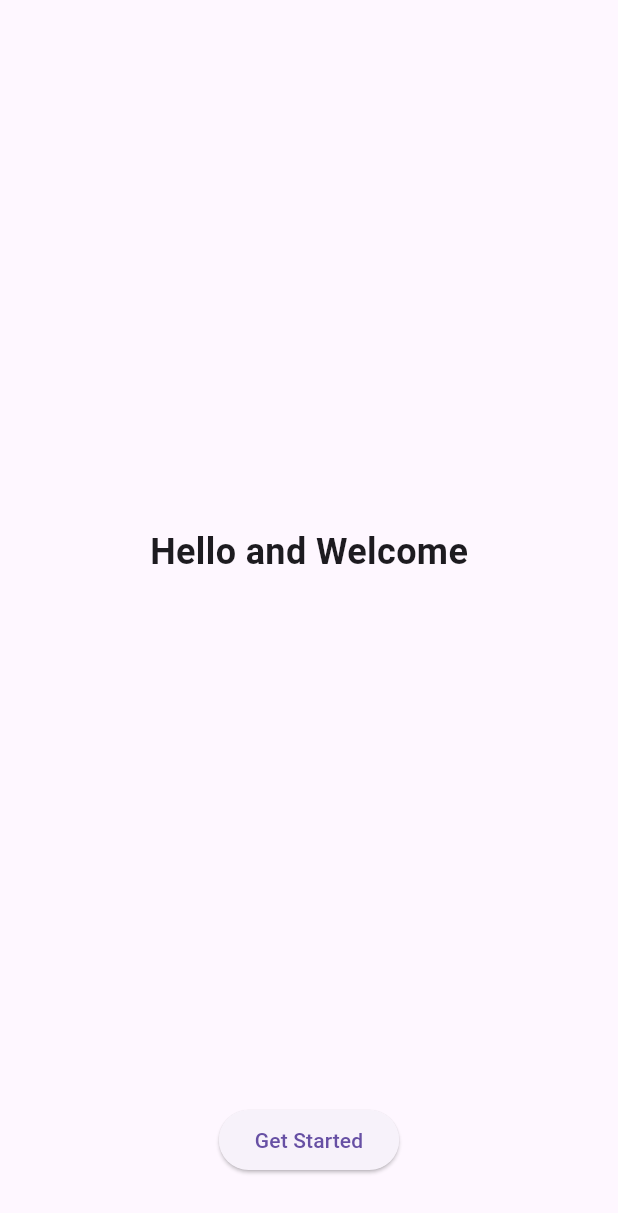
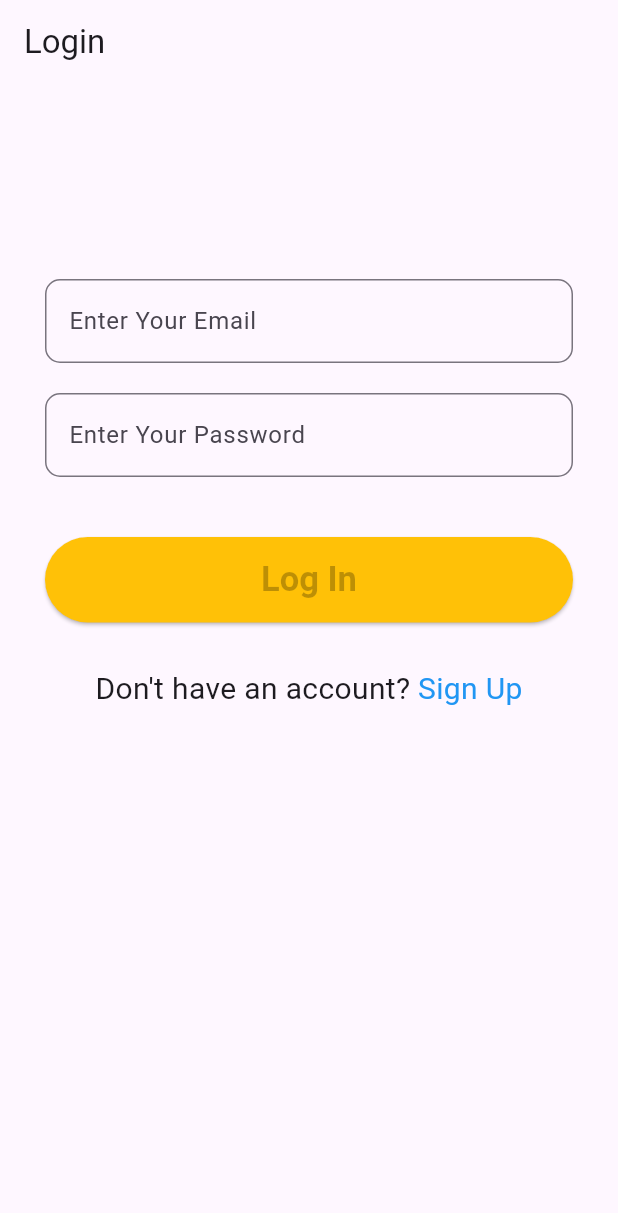
Before and after one commit to AliSherTR/flutter_auth_clean_architecture, a Flutter app: the screen it shows after launch, after a tap on "Get Started", on a phone screen of 412 x 824 dp. Shown: the top 1213 px of the screen. Run offline on Flutter 3.47's test engine with Material 3 defaults, Android fonts, the phone set to English and light mode, and no system bars; our stand-ins replace bloc, dartz, equatable.

Commit message:
ui design for auth screens login and onboarding

```diff
--- /dev/null
+++ b/lib/core/app_images.dart
@@ -0,0 +1,3 @@
+class AppImages {
+  static const onBoardingImage = "assets/images/onboarding.png";
+}
--- /dev/null
+++ b/lib/core/widgets/app_button.dart
@@ -0,0 +1,31 @@
+import 'package:flutter/material.dart';
+
+class AppButton extends StatelessWidget {
+  final String text;
+  final VoidCallback onPressed;
+
+  const AppButton({super.key, required this.text, required this.onPressed});
+
+  @override
+  Widget build(BuildContext context) {
+    return SizedBox(
+      width: double.infinity,
+      child: ElevatedButton(
+        onPressed: onPressed,
+        style: ElevatedButton.styleFrom(
+          padding: EdgeInsets.symmetric(vertical: 15),
+          textStyle: TextStyle(fontSize: 16),
+          backgroundColor: Colors.amber,
+        ),
+        child: Text(
+          text,
+          style: TextStyle(
+            color: Colors.black26,
+            fontSize: 23,
+            fontWeight: FontWeight.w600,
+          ),
+        ),
+      ),
+    );
+  }
+}
--- a/lib/features/onboarding/presentation/pages/on_boarding_screen.dart
+++ b/lib/features/onboarding/presentation/pages/on_boarding_screen.dart
@@ -1,4 +1,7 @@
 import 'package:flutter/material.dart';
+import 'package:user_auth_clean_architecture/core/app_images.dart';
+import 'package:user_auth_clean_architecture/core/widgets/app_button.dart';
+import 'package:user_auth_clean_architecture/features/user/presentation/pages/login_page.dart';
 
 class OnBoardingScreen extends StatelessWidget {
   const OnBoardingScreen({super.key});
@@ -6,27 +9,32 @@ class OnBoardingScreen extends StatelessWidget {
   @override
   Widget build(BuildContext context) {
     return Scaffold(
-      body: Column(
-        children: [
-          Expanded(
-            child: Center(
-              child: Text(
-                "Hello and Welcome",
-                style: TextStyle(fontSize: 24, fontWeight: FontWeight.bold),
-              ),
+      body: Padding(
+        padding: EdgeInsets.only(left: 25 , right: 25),
+        child: Column(
+          children: [
+            SizedBox(
+              height: 30,
             ),
-          ),
-          Padding(
-            padding: EdgeInsets.only(bottom: 40.0),
-            child: Align(
-              alignment: Alignment.bottomCenter,
-              child: ElevatedButton(
-                onPressed: () {},
-                child: Text("Get Started"),
-              ),
+            Align(
+              alignment: Alignment.topCenter,
+              child: Image.asset(AppImages.onBoardingImage),
             ),
-          ),
-        ],
+            SizedBox(
+              height: 100,
+            ),
+            AppButton(
+                text: "Get Started",
+                onPressed: () {
+                  Navigator.push(
+                    context,
+                    MaterialPageRoute(
+                      builder: (context) => LoginPage(),
+                    ),
+                  );
+                })
+          ],
+        ),
       ),
     );
   }
--- /dev/null
+++ b/lib/features/onboarding/presentation/widgets/auth_link.dart
@@ -0,0 +1,11 @@
+import 'package:flutter/material.dart';
+
+Widget AuthLink(String text, VoidCallback onTap) {
+  return GestureDetector(
+    onTap: onTap,
+    child: Text(
+      text,
+      style: TextStyle(color: Colors.blue, fontSize: 20),
+    ),
+  );
+}
--- /dev/null
+++ b/lib/features/user/presentation/bloc/user_bloc.dart
@@ -0,0 +1,13 @@
+import 'package:bloc/bloc.dart';
+import 'package:equatable/equatable.dart';
+
+part 'user_event.dart';
+part 'user_state.dart';
+
+class UserBloc extends Bloc<UserEvent, UserState> {
+  UserBloc() : super(UserInitial()) {
+    on<UserEvent>((event, emit) {
+      // TODO: implement event handler
+    });
+  }
+}
--- /dev/null
+++ b/lib/features/user/presentation/bloc/user_event.dart
@@ -0,0 +1,8 @@
+part of 'user_bloc.dart';
+
+sealed class UserEvent extends Equatable {
+  const UserEvent();
+
+  @override
+  List<Object> get props => [];
+}
--- /dev/null
+++ b/lib/features/user/presentation/bloc/user_state.dart
@@ -0,0 +1,10 @@
+part of 'user_bloc.dart';
+
+sealed class UserState extends Equatable {
+  const UserState();
+
+  @override
+  List<Object> get props => [];
+}
+
+final class UserInitial extends UserState {}
--- /dev/null
+++ b/lib/features/user/presentation/pages/login_page.dart
@@ -0,0 +1,63 @@
+import 'package:flutter/material.dart';
+import 'package:user_auth_clean_architecture/core/widgets/app_button.dart';
+import 'package:user_auth_clean_architecture/features/onboarding/presentation/widgets/auth_link.dart';
+import 'package:user_auth_clean_architecture/features/user/presentation/widgets/form_field.dart';
+
+class LoginPage extends StatelessWidget {
+  const LoginPage({super.key});
+
+  @override
+  Widget build(BuildContext context) {
+    return Scaffold(
+      appBar: AppBar(
+        title: Text("Login"),
+        automaticallyImplyLeading: false,
+      ),
+      body: SingleChildScrollView(
+        child: Padding(
+          padding: EdgeInsets.all(30),
+          child: Column(
+            mainAxisAlignment: MainAxisAlignment.center,
+            children: [
+              SizedBox(height: 100),
+              CustomFormField(hintText: "Enter Your Email"),
+              SizedBox(height: 20),
+              CustomFormField(
+                hintText: "Enter Your Password",
+                isPassword: true,
+              ),
+              SizedBox(height: 40),
+              AppButton(
+                text: "Log In",
+                onPressed: () {
+                  // Handle login logic
+                },
+              ),
+              SizedBox(height: 30),
+              GestureDetector(
+                onTap: () {
+                  Navigator.pushNamed(context, '/signup');
+                },
+                child: Row(
+                  mainAxisAlignment: MainAxisAlignment.center,
+                  children: [
+                    Text(
+                      "Don't have an account?",
+                      style: TextStyle(
+                        fontSize: 20,
+                      ),
+                    ),
+                    SizedBox(
+                      width: 5,
+                    ),
+                    AuthLink("Sign Up", () {})
+                  ],
+                ),
+              ),
+            ],
+          ),
+        ),
+      ),
+    );
+  }
+}
--- /dev/null
+++ b/lib/features/user/presentation/widgets/form_field.dart
@@ -0,0 +1,28 @@
+import 'package:flutter/material.dart';
+
+class CustomFormField extends StatelessWidget {
+  final String hintText;
+  final bool isPassword;
+  final TextEditingController? controller;
+
+  const CustomFormField({
+    super.key,
+    required this.hintText,
+    this.isPassword = false,
+    this.controller,
+  });
+
+  @override
+  Widget build(BuildContext context) {
+    return TextFormField(
+      controller: controller,
+      obscureText: isPassword,
+      decoration: InputDecoration(
+        hintText: hintText,
+        border: OutlineInputBorder(
+          borderRadius: BorderRadius.circular(10),
+        ),
+      ),
+    );
+  }
+}
--- a/pubspec.yaml
+++ b/pubspec.yaml
@@ -23,3 +23,6 @@ dev_dependencies:
 
 flutter:
   uses-material-design: true
+
+  assets:
+    - assets/images/
```
Also changed, not shown: assets/images/onboarding.png (added).
